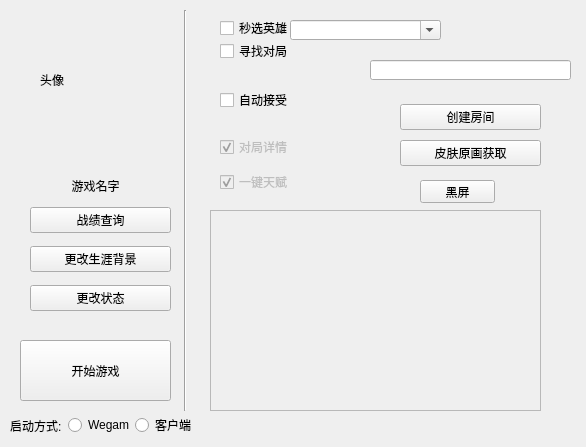
Above: lolapi.ui from Vixiu/lolapi before the change. Below: the same form after it.
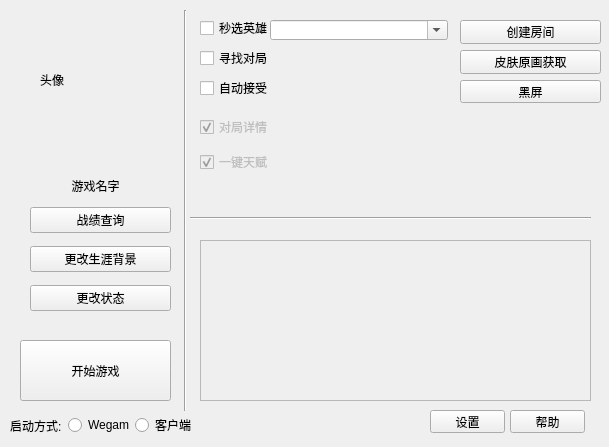
That is the form after the change. Icons and pictures are not drawn.

What changed in the file:
```diff
--- a/lolapi.ui
+++ b/lolapi.ui
@@ -9,7 +9,7 @@
    <rect>
     <x>0</x>
     <y>0</y>
-    <width>586</width>
+    <width>609</width>
     <height>447</height>
    </rect>
   </property>
@@ -69,10 +69,10 @@
    </property>
    <property name="geometry">
     <rect>
-     <x>210</x>
-     <y>210</y>
-     <width>331</width>
-     <height>201</height>
+     <x>200</x>
+     <y>240</y>
+     <width>391</width>
+     <height>161</height>
     </rect>
    </property>
    <property name="html">
@@ -83,32 +83,6 @@
 &lt;p style=&quot;-qt-paragraph-type:empty; margin-top:0px; margin-bottom:0px; margin-left:0px; margin-right:0px; -qt-block-indent:0; text-indent:0px;&quot;&gt;&lt;br /&gt;&lt;/p&gt;&lt;/body&gt;&lt;/html&gt;</string>
    </property>
   </widget>
-  <widget class="QWidget" name="layoutWidget">
-   <property name="geometry">
-    <rect>
-     <x>220</x>
-     <y>20</y>
-     <width>180</width>
-     <height>111</height>
-    </rect>
-   </property>
-   <layout class="QVBoxLayout" name="verticalLayout">
-    <item>
-     <widget class="QCheckBox" name="xzdj">
-      <property name="text">
-       <string>寻找对局</string>
-      </property>
-     </widget>
-    </item>
-    <item>
-     <widget class="QCheckBox" name="zdjs">
-      <property name="text">
-       <string>自动接受</string>
-      </property>
-     </widget>
-    </item>
-   </layout>
-  </widget>
   <widget class="QWidget" name="layoutWidget">
    <property name="geometry">
     <rect>
@@ -145,10 +119,10 @@
   <widget class="QWidget" name="layoutWidget">
    <property name="geometry">
     <rect>
-     <x>400</x>
-     <y>100</y>
+     <x>460</x>
+     <y>20</y>
      <width>141</width>
-     <height>71</height>
+     <height>83</height>
     </rect>
    </property>
    <layout class="QVBoxLayout" name="verticalLayout_2">
@@ -166,6 +140,13 @@
       </property>
      </widget>
     </item>
+    <item>
+     <widget class="QPushButton" name="pushButton_2">
+      <property name="text">
+       <string>黑屏</string>
+      </property>
+     </widget>
+    </item>
    </layout>
   </widget>
   <widget class="QLabel" name="profile">
@@ -222,8 +203,8 @@
    </property>
    <property name="geometry">
     <rect>
-     <x>8</x>
-     <y>74</y>
+     <x>10</x>
+     <y>50</y>
      <width>181</width>
      <height>121</height>
     </rect>
@@ -241,8 +222,8 @@
   <widget class="QWidget" name="layoutWidget">
    <property name="geometry">
     <rect>
-     <x>220</x>
-     <y>130</y>
+     <x>200</x>
+     <y>110</y>
      <width>143</width>
      <height>71</height>
     </rect>
@@ -321,17 +302,43 @@
     </item>
    </layout>
   </widget>
-  <widget class="QPushButton" name="pushButton_2">
+  <widget class="QCheckBox" name="checkBox">
    <property name="geometry">
     <rect>
-     <x>420</x>
-     <y>180</y>
-     <width>75</width>
-     <height>23</height>
+     <x>200</x>
+     <y>20</y>
+     <width>169</width>
+     <height>16</height>
     </rect>
    </property>
    <property name="text">
-    <string>黑屏</string>
+    <string>秒选英雄</string>
+   </property>
+  </widget>
+  <widget class="QCheckBox" name="zdjs">
+   <property name="geometry">
+    <rect>
+     <x>200</x>
+     <y>80</y>
+     <width>178</width>
+     <height>16</height>
+    </rect>
+   </property>
+   <property name="text">
+    <string>自动接受</string>
+   </property>
+  </widget>
+  <widget class="QCheckBox" name="xzdj">
+   <property name="geometry">
+    <rect>
+     <x>200</x>
+     <y>50</y>
+     <width>178</width>
+     <height>16</height>
+    </rect>
+   </property>
+   <property name="text">
+    <string>寻找对局</string>
    </property>
   </widget>
   <widget class="QComboBox" name="herolist">
@@ -340,9 +347,9 @@
    </property>
    <property name="geometry">
     <rect>
-     <x>290</x>
+     <x>270</x>
      <y>20</y>
-     <width>151</width>
+     <width>178</width>
      <height>20</height>
     </rect>
    </property>
@@ -362,28 +369,44 @@
     <number>12</number>
    </property>
   </widget>
-  <widget class="QCheckBox" name="checkBox">
+  <widget class="Line" name="line_2">
    <property name="geometry">
     <rect>
-     <x>220</x>
-     <y>20</y>
-     <width>169</width>
+     <x>190</x>
+     <y>210</y>
+     <width>401</width>
      <height>16</height>
     </rect>
    </property>
+   <property name="orientation">
+    <enum>Qt::Horizontal</enum>
+   </property>
+  </widget>
+  <widget class="QPushButton" name="pushButton_7">
+   <property name="geometry">
+    <rect>
+     <x>430</x>
+     <y>410</y>
+     <width>75</width>
+     <height>23</height>
+    </rect>
+   </property>
    <property name="text">
-    <string>秒选英雄</string>
+    <string>设置</string>
    </property>
   </widget>
-  <widget class="QLineEdit" name="heroedit">
+  <widget class="QPushButton" name="pushButton_8">
    <property name="geometry">
     <rect>
-     <x>370</x>
-     <y>60</y>
-     <width>201</width>
-     <height>20</height>
+     <x>510</x>
+     <y>410</y>
+     <width>75</width>
+     <height>23</height>
     </rect>
    </property>
+   <property name="text">
+    <string>帮助</string>
+   </property>
   </widget>
  </widget>
  <resources/>
```
